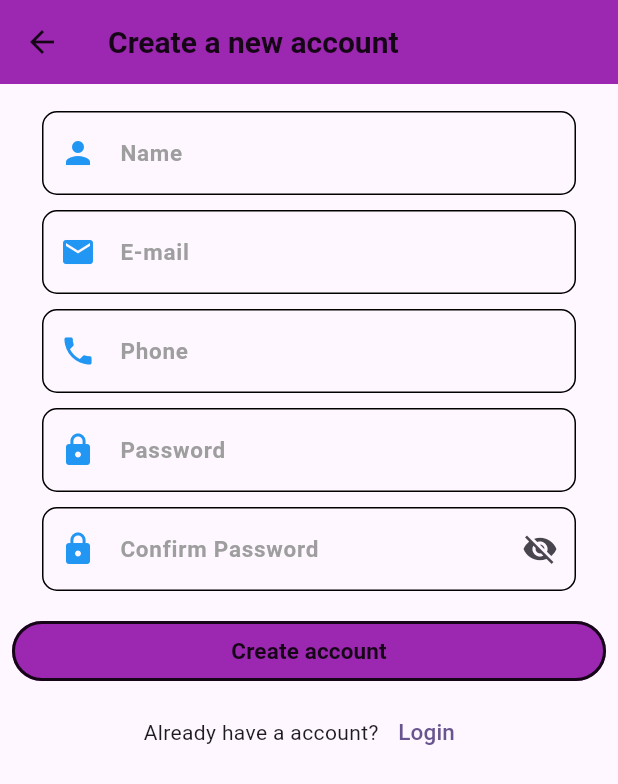
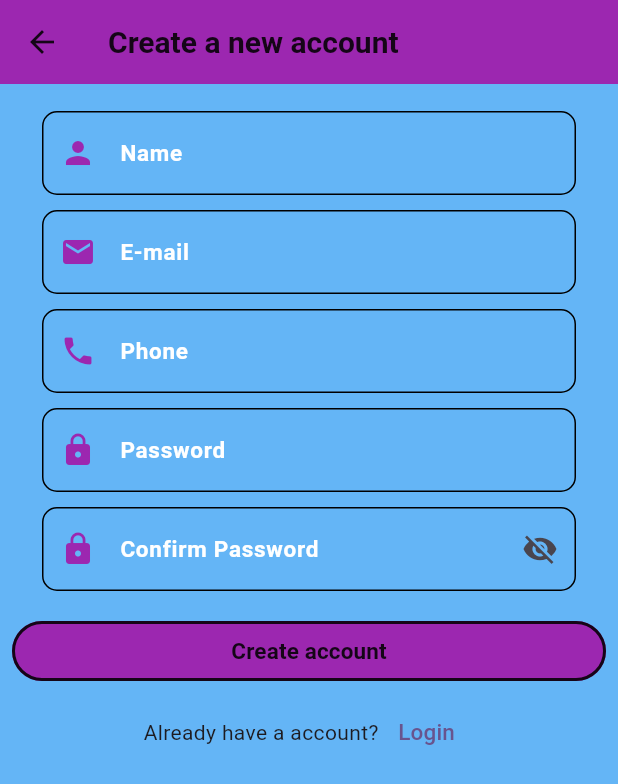
Before and after one commit to vikash-kumar-sinha/personal_travel_guide, a Flutter app: the login_page screen opened directly, after a tap on "Create a new account", on a phone screen of 412 x 824 dp. Shown: the top 784 px of the screen. Run offline on Flutter 3.47's test engine with Material 3 defaults, Android fonts, the light colour scheme and no system bars; our stand-ins replace cloud_firestore, firebase_auth, firebase_core, gap; accounts and stored records are empty.

Commit message:
fifth commit

```diff
--- a/lib/login_signup.dart
+++ b/lib/login_signup.dart
@@ -12,13 +12,14 @@ class _LoginState extends State<Login> {
   @override
   Widget build(BuildContext context) {
     return SafeArea(child: Scaffold(
+      backgroundColor: Colors.blue[300],
       body: Center(
         child: Column(
 
           crossAxisAlignment: CrossAxisAlignment.center,
           children: [
-            Expanded(flex:3,child: SizedBox()),
-            Expanded(flex:5,child: Image.asset('images/login_image.jpeg')),
+            Expanded(flex:2,child: SizedBox()),
+            Expanded(flex:6,child: Image.asset('images/SAFARNAMA1.png',)),
             Expanded(flex:1,child: SizedBox(height: 10,)),
             Expanded(flex:1,child: Container(height: 45,
                 width: 200,
--- a/lib/register.dart
+++ b/lib/register.dart
@@ -99,6 +99,7 @@ class _registration_pageState extends State<registration_page> {
         child: CircularProgressIndicator(),
       ),
     ):Scaffold(
+      backgroundColor: Colors.blue[300],
       appBar: AppBar(
         backgroundColor: Colors.purple,
         foregroundColor: Colors.black87,
@@ -136,12 +137,12 @@ class _registration_pageState extends State<registration_page> {
                       decoration: InputDecoration(
                           hintText: 'Name',
                           hintStyle: const TextStyle(
-                              color: Colors.grey,
+                              color: Colors.white,
                               fontWeight: FontWeight.bold,
                               fontSize: 15,
                               //fontFamily: 'salsa'
                           ),
-                          prefixIcon: const Icon(Icons.person,color: Colors.blue,),
+                          prefixIcon: const Icon(Icons.person,color: Colors.purple,),
                           focusedBorder: OutlineInputBorder(
                             borderRadius: BorderRadius.circular(10),
                             borderSide: const BorderSide(
@@ -177,12 +178,12 @@ class _registration_pageState extends State<registration_page> {
                       decoration: InputDecoration(
                           hintText: 'E-mail',
                           hintStyle: const TextStyle(
-                              color: Colors.grey,
+                              color: Colors.white,
                               //fontFamily: 'salsa',
                               fontWeight: FontWeight.bold,
                               fontSize: 15
                           ),
-                          prefixIcon: const Icon(Icons.email,color: Colors.blue,),
+                          prefixIcon: const Icon(Icons.email,color: Colors.purple,),
                           focusedBorder: OutlineInputBorder(
                             borderRadius: BorderRadius.circular(10),
                             borderSide: const BorderSide(
@@ -218,12 +219,12 @@ class _registration_pageState extends State<registration_page> {
                       decoration: InputDecoration(
                           hintText: 'Phone',
                           hintStyle: const TextStyle(
-                              color: Colors.grey,
+                              color: Colors.white,
                               //fontFamily: 'salsa',
                               fontWeight: FontWeight.bold,
                               fontSize: 15
                           ),
-                          prefixIcon: const Icon(Icons.phone,color: Colors.blue,),
+                          prefixIcon: const Icon(Icons.phone,color: Colors.purple,),
                           focusedBorder: OutlineInputBorder(
                             borderRadius: BorderRadius.circular(10),
                             borderSide: const BorderSide(
@@ -260,12 +261,12 @@ class _registration_pageState extends State<registration_page> {
                       decoration: InputDecoration(
                           hintText: 'Password',
                           hintStyle: const TextStyle(
-                              color: Colors.grey,
+                              color: Colors.white,
                              // fontFamily: 'salsa',
                               fontWeight: FontWeight.bold,
                               fontSize: 15
                           ),
-                          prefixIcon: const Icon(Icons.lock,color: Colors.blue,),
+                          prefixIcon: const Icon(Icons.lock,color: Colors.purple,),
                           focusedBorder: OutlineInputBorder(
                             borderRadius: BorderRadius.circular(10),
                             borderSide: const BorderSide(
@@ -308,12 +309,12 @@ class _registration_pageState extends State<registration_page> {
 
                           hintText: 'Confirm Password',
                           hintStyle: const TextStyle(
-                              color: Colors.grey,
+                              color: Colors.white,
                               //fontFamily: 'salsa',
                               fontWeight: FontWeight.bold,
                               fontSize: 15
                           ),
-                          prefixIcon: const Icon(Icons.lock,color: Colors.blue,),
+                          prefixIcon: const Icon(Icons.lock,color: Colors.purple,),
                           focusedBorder: OutlineInputBorder(
                             borderRadius: BorderRadius.circular(10),
                             borderSide: const BorderSide(
--- a/lib/signIn.dart
+++ b/lib/signIn.dart
@@ -54,6 +54,7 @@ class _login_pageState extends State<login_page> {
         child: CircularProgressIndicator(),
       ),
     ):Scaffold(
+      backgroundColor: Colors.blue[300],
       body: SafeArea(
         child: Expanded(
           child: ListView(
@@ -61,11 +62,12 @@ class _login_pageState extends State<login_page> {
             // crossAxisAlignment: CrossAxisAlignment.center,
             children: [
               // Expanded(flex:4,child: SizedBox()),
-              Expanded(flex: 7,child: Image.asset('images/login_image.jpeg',height: 200.0,width: 200.0,)),
+              Expanded(flex: 7,child: Image.asset('images/SAFARNAMA1.png',height: 200.0,width: 200.0,)),
 
               const Expanded(flex: 3,
                 child: Text('Welcome back',textAlign: TextAlign.center,style: TextStyle(
                     fontWeight: FontWeight.bold,
+                    color: Colors.white,
                     fontSize: 25,
                     //fontFamily: 'heading'
                 ),),
@@ -84,11 +86,11 @@ class _login_pageState extends State<login_page> {
                     decoration: InputDecoration(
                         hintText: 'E-mail',
                         hintStyle: const TextStyle(
-                            color: Colors.grey,
+                            color: Colors.white,
                             fontWeight: FontWeight.bold,
                             fontSize: 15,//fontFamily: 'salsa'
                         ),
-                        prefixIcon: const Icon(Icons.email,color: Colors.blue,),
+                        prefixIcon: const Icon(Icons.email,color: Colors.purple,),
                         focusedBorder: OutlineInputBorder(
                           borderRadius: BorderRadius.circular(10),
                           borderSide: const BorderSide(
@@ -132,12 +134,12 @@ class _login_pageState extends State<login_page> {
                         ),
                         hintText: 'Password',
                         hintStyle: const TextStyle(
-                            color: Colors.grey,
+                            color: Colors.white,
                             fontWeight: FontWeight.bold,
                             fontSize: 15,
                             fontFamily: 'salsa'
                         ),
-                        prefixIcon: const Icon(Icons.lock,color: Colors.blue,),
+                        prefixIcon: const Icon(Icons.lock,color: Colors.purple,),
                         focusedBorder: OutlineInputBorder(
                           borderRadius: BorderRadius.circular(10),
                           borderSide: const BorderSide(
```
Also changed, not shown: images/SAFARNAMA.png (added), images/SAFARNAMA1.png (added).
